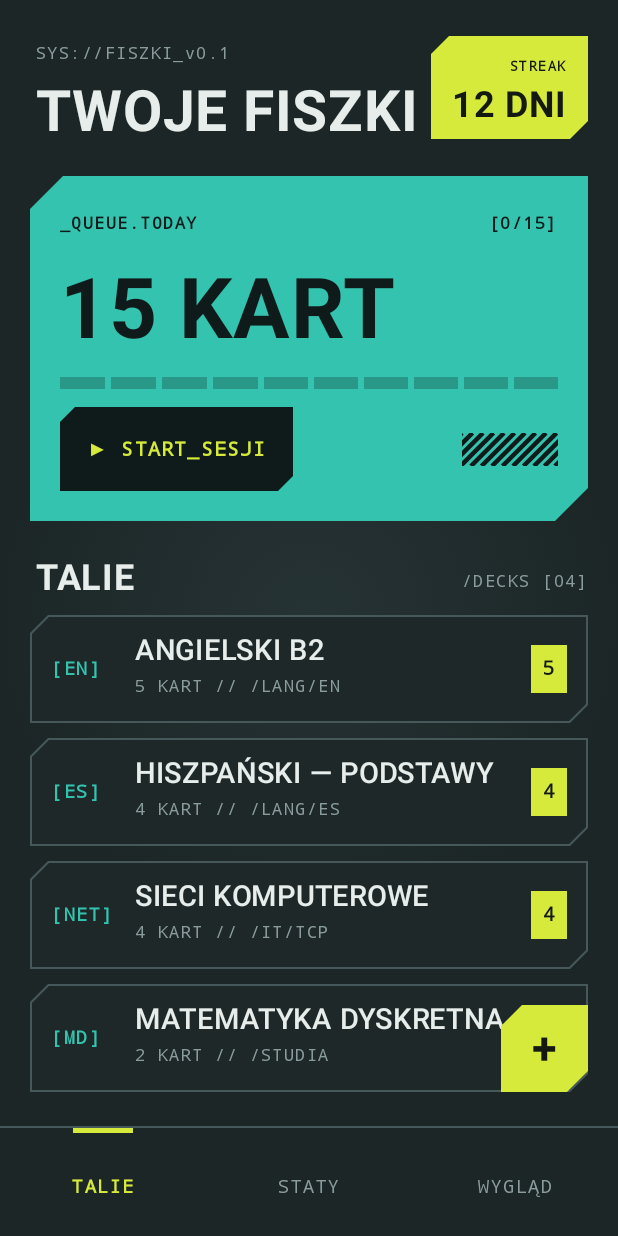
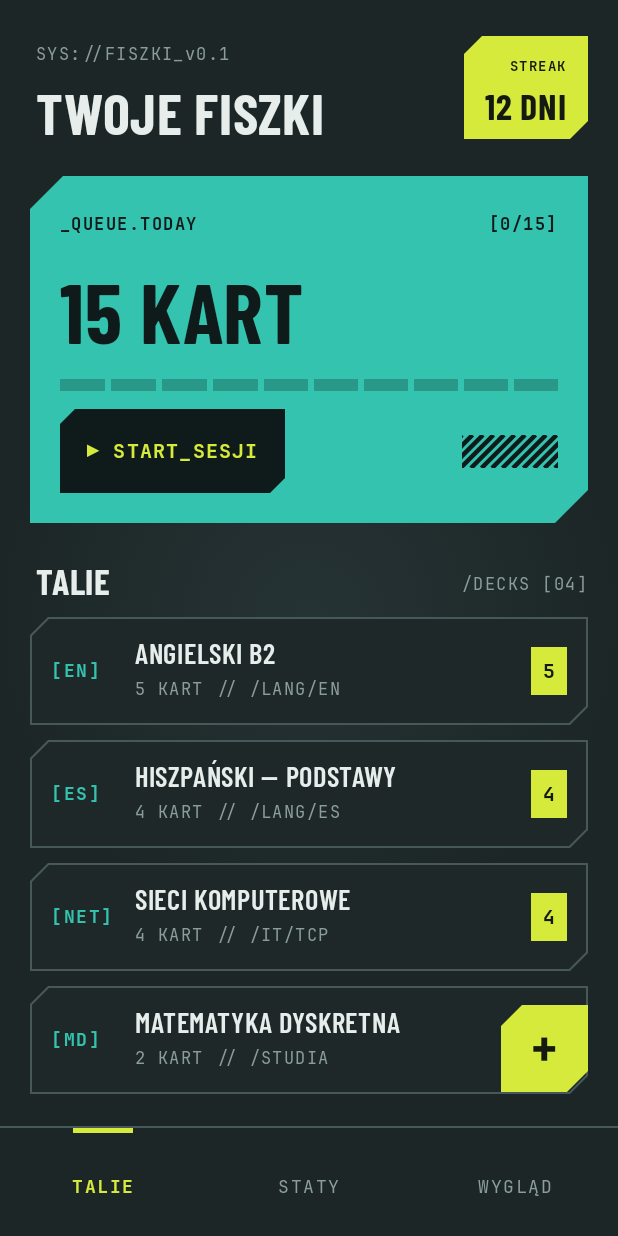
Before and after one commit to alex14102/NewsRadar, an Android app built with Jetpack Compose: the screen it shows after launch (MainActivity), on a phone screen of 412 x 824 dp. Run offline under Robolectric (Android 15) with nearby library versions, the phone set to English and light mode, and no system bars.

Commit message:
feat(fiszki): bundle Barlow Condensed and JetBrains Mono fonts
Fonts live in res/font (SIL OFL, licenses in Fiszki/licenses) and the
Fonts object now builds FontFamily from them.

Co-Authored-By: Claude Opus 5.5 <noreply@anthropic.com>
Claude-Session: https://claude.ai/code/session_01PntfxRF7hSGUu8P3UZk2F5

```diff
--- /dev/null
+++ b/fiszki/Fiszki/app/src/main/java/pl/fiszki/app/ui/theme/Fonts.kt
@@ -0,0 +1,22 @@
+package pl.fiszki.app.ui.theme
+
+import androidx.compose.ui.text.font.Font
+import androidx.compose.ui.text.font.FontFamily
+import androidx.compose.ui.text.font.FontWeight
+import pl.fiszki.app.R
+
+/** Fonty z res/font (licencja SIL OFL — patrz licenses/). */
+object Fonts {
+    /** Barlow Condensed — nagłówki, wersaliki. */
+    val Display: FontFamily = FontFamily(
+        Font(R.font.barlow_condensed_semibold, FontWeight.Medium),
+        Font(R.font.barlow_condensed_semibold, FontWeight.SemiBold),
+        Font(R.font.barlow_condensed_bold, FontWeight.Bold),
+    )
+
+    /** JetBrains Mono — etykiety terminala. */
+    val Mono: FontFamily = FontFamily(
+        Font(R.font.jetbrains_mono_regular, FontWeight.Normal),
+        Font(R.font.jetbrains_mono_bold, FontWeight.Bold),
+    )
+}
--- a/fiszki/Fiszki/app/src/main/java/pl/fiszki/app/ui/theme/Theme.kt
+++ b/fiszki/Fiszki/app/src/main/java/pl/fiszki/app/ui/theme/Theme.kt
@@ -12,7 +12,6 @@ import androidx.compose.runtime.ReadOnlyComposable
 import androidx.compose.runtime.staticCompositionLocalOf
 import androidx.compose.ui.graphics.Color
 import androidx.compose.ui.graphics.Shape
-import androidx.compose.ui.text.font.FontFamily
 import androidx.compose.ui.unit.Dp
 import androidx.compose.ui.unit.dp
 
@@ -20,7 +19,7 @@ enum class TextSize(val label: String, val wordSp: Int) {
     S("MAŁY", 34), M("ŚREDNI", 42), L("DUŻY", 52)
 }
 
-/** Ustawienia z ekranu „Wygląd”. TODO: zapisywać w DataStore. */
+/** Ustawienia z ekranu „Wygląd” (zapisywane w DataStore — data/SettingsStore.kt). */
 data class ThemeSettings(
     val palette: PaletteId = PaletteId.CYBER,
     val accent: AccentOption? = null,
@@ -47,15 +46,6 @@ val LocalTokens = staticCompositionLocalOf<Tokens> { error("Brak FiszkiTheme") }
 object Fiszki {
     val t: Tokens
         @Composable @ReadOnlyComposable get() = LocalTokens.current
-}
-
-/**
- * Fonty. TODO: wrzucić do res/font pliki Barlow Condensed (Bold/SemiBold)
- * i JetBrains Mono, a potem podmienić na FontFamily(Font(R.font.…)).
- */
-object Fonts {
-    val Display: FontFamily = FontFamily.SansSerif
-    val Mono: FontFamily = FontFamily.Monospace
 }
 
 @Composable
```
Also changed, not shown: fiszki/Fiszki/app/src/main/res/font/barlow_condensed_bold.ttf (added), fiszki/Fiszki/app/src/main/res/font/barlow_condensed_semibold.ttf (added), fiszki/Fiszki/app/src/main/res/font/jetbrains_mono_bold.ttf (added), fiszki/Fiszki/app/src/main/res/font/jetbrains_mono_regular.ttf (added), 2 other files.
